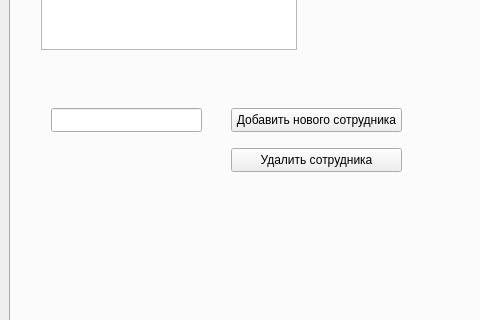
Above: prilogenie/workwindow.ui from parlamentyor/auto_correct_plan before the change; both pictures show x 0 to 480 and y 217 to 537 of the 800 by 698 pixel window. Below: the same form after it.
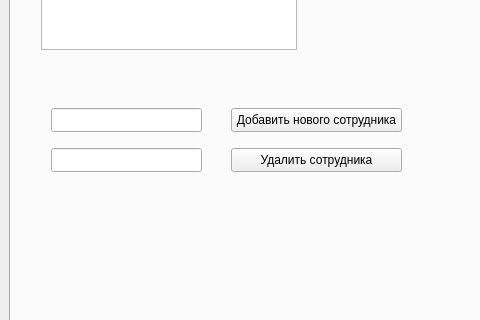
That is the form after the change.

Patch:
```diff
--- a/prilogenie/workwindow.ui
+++ b/prilogenie/workwindow.ui
@@ -253,6 +253,16 @@
          <string>Удалить сотрудника</string>
         </property>
        </widget>
+       <widget class="QLineEdit" name="le_delete_employee">
+        <property name="geometry">
+         <rect>
+          <x>40</x>
+          <y>310</y>
+          <width>151</width>
+          <height>24</height>
+         </rect>
+        </property>
+       </widget>
       </widget>
       <widget class="QWidget" name="tab_3">
        <attribute name="title">
```
